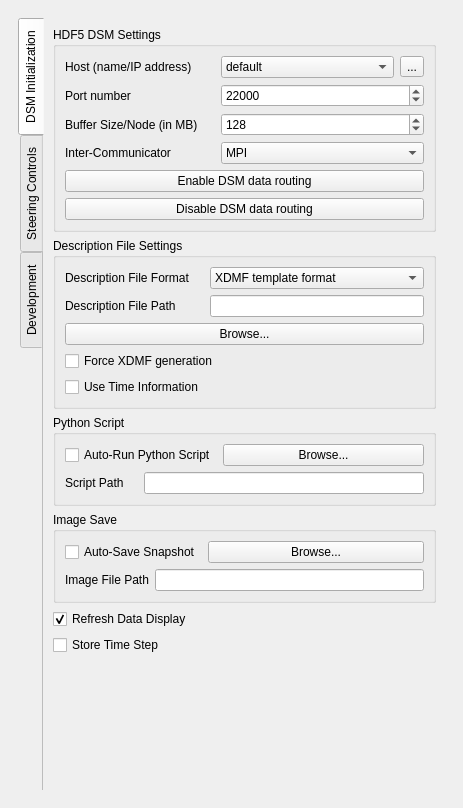
Old version of the form pqDSMViewerPanel.ui in the repository soumagne/icarus.
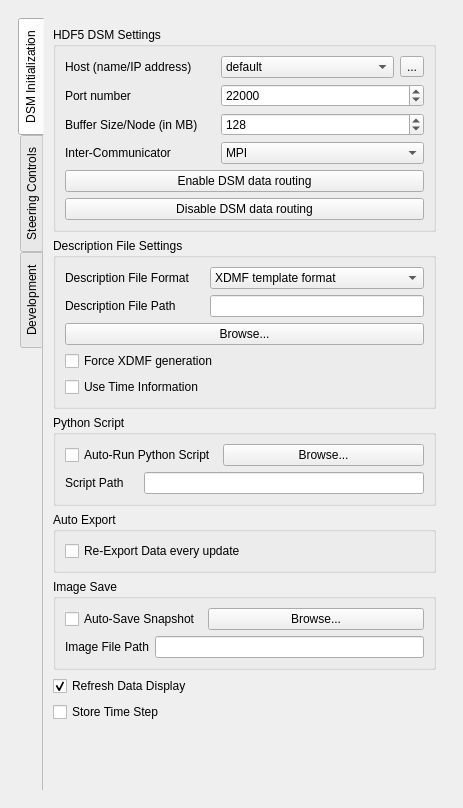
New version of the form. The open tabs and pages were chosen to show the change. Icons and pictures are not drawn.

Commit message: Automatic write(export) of data efter each update

```diff
--- a/pqDSMViewerPanel.ui
+++ b/pqDSMViewerPanel.ui
@@ -423,6 +423,34 @@
               </layout>
              </widget>
             </item>
+            <item>
+             <widget class="QGroupBox" name="imageSaveBox_3">
+              <property name="title">
+               <string>Auto Export</string>
+              </property>
+              <layout class="QGridLayout" name="gridLayout_7">
+               <item row="0" column="0" colspan="2">
+                <widget class="QCheckBox" name="autoExport">
+                 <property name="sizePolicy">
+                  <sizepolicy hsizetype="Expanding" vsizetype="Fixed">
+                   <horstretch>0</horstretch>
+                   <verstretch>0</verstretch>
+                  </sizepolicy>
+                 </property>
+                 <property name="toolTip">
+                  <string>Save an image after every new data triggered render</string>
+                 </property>
+                 <property name="text">
+                  <string>Re-Export Data every update</string>
+                 </property>
+                 <property name="checked">
+                  <bool>false</bool>
+                 </property>
+                </widget>
+               </item>
+              </layout>
+             </widget>
+            </item>
             <item>
              <widget class="QGroupBox" name="imageSaveBox">
               <property name="title">
```
Left out of the diff: 2 changed lines with no effect on the pictures. The commit also changes 2 other files.
